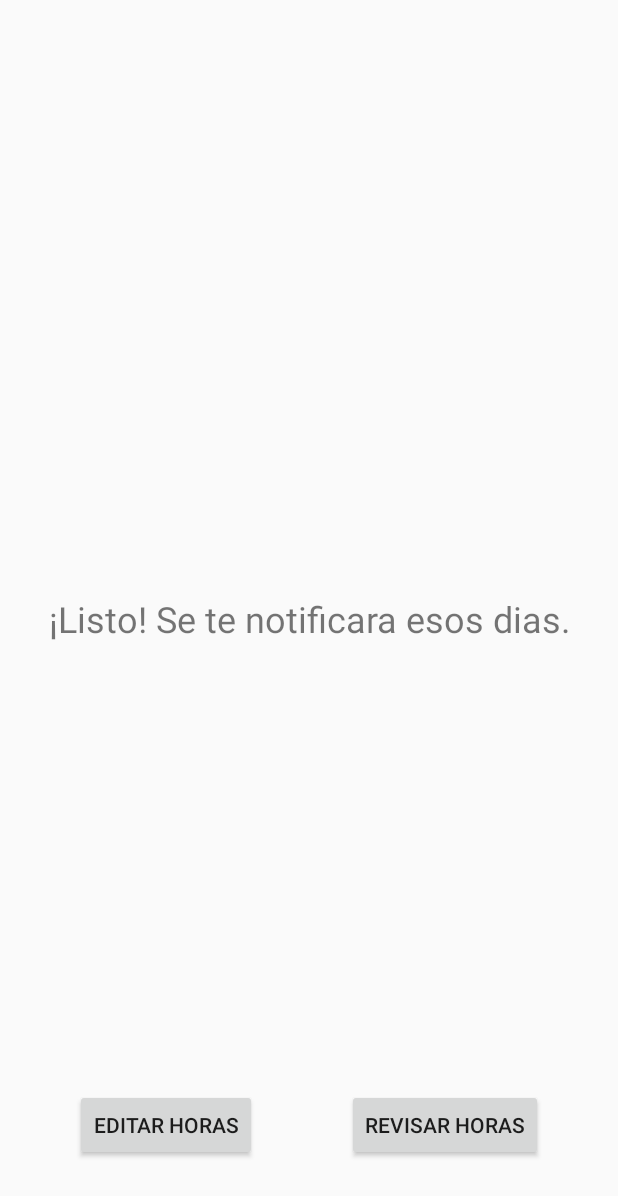
After one commit to FrankVargas427/maskUp, an Android app: the layout activity_flat.xml on its own in the app's theme, with its tools: preview values and no code run, on a phone screen of 412 x 824 dp. The commit adds this screen. Shown: the top 1196 px of the screen. Run offline under Robolectric (Android 15) with nearby library versions, the phone set to English and light mode, and no system bars.

Commit message:
Guardador y ventana vacia
Signed-off-by: Frank Vargas <frankv427@outlook.com>

```diff
--- a/app/build.gradle
+++ b/app/build.gradle
@@ -12,6 +12,7 @@ android {
         versionName "1.0"
 
         testInstrumentationRunner "androidx.test.runner.AndroidJUnitRunner"
+        android.defaultConfig.vectorDrawables.useSupportLibrary = true
     }
 
     buildTypes {
@@ -26,8 +27,8 @@ dependencies {
     implementation fileTree(dir: "libs", include: ["*.jar"])
     implementation 'androidx.appcompat:appcompat:1.2.0'
     implementation 'androidx.constraintlayout:constraintlayout:2.0.2'
-    testImplementation 'junit:junit:4.12'
+    testImplementation 'junit:junit:4.13.1'
     androidTestImplementation 'androidx.test.ext:junit:1.1.2'
     androidTestImplementation 'androidx.test.espresso:espresso-core:3.3.0'
-
+    implementation 'com.github.DavidProdinger:weekdays-selector:1.1.1'
 }
--- /dev/null
+++ b/app/src/main/java/com/henktech/maskup/activities/MainActivity.java
@@ -0,0 +1,31 @@
+package com.henktech.maskup.activities;
+
+import androidx.appcompat.app.AppCompatActivity;
+
+import android.content.Intent;
+import android.os.Bundle;
+import android.os.Handler;
+
+import com.henktech.maskup.R;
+
+public class MainActivity extends AppCompatActivity {
+    private final int SPLASH_DISPLAY_LENGTH = 3000;
+
+    @Override
+    protected void onCreate(Bundle savedInstanceState) {
+        super.onCreate(savedInstanceState);
+        setContentView(R.layout.activity_main);
+
+        getSupportActionBar().hide();
+
+        new Handler().postDelayed(new Runnable(){
+            @Override
+            public void run() {
+                Intent mainIntent = new Intent(MainActivity.this,HomeActivity.class);
+                MainActivity.this.startActivity(mainIntent);
+                MainActivity.this.finish();
+            }
+        }, SPLASH_DISPLAY_LENGTH);
+
+    }
+}
--- /dev/null
+++ b/app/src/main/res/layout/activity_flat.xml
@@ -0,0 +1,44 @@
+<?xml version="1.0" encoding="utf-8"?>
+<androidx.constraintlayout.widget.ConstraintLayout xmlns:android="http://schemas.android.com/apk/res/android"
+    xmlns:app="http://schemas.android.com/apk/res-auto"
+    xmlns:tools="http://schemas.android.com/tools"
+    android:layout_width="match_parent"
+    android:layout_height="match_parent"
+    tools:context=".activities.FlatActivity">
+
+    <TextView
+        android:id="@+id/textView"
+        android:layout_width="wrap_content"
+        android:layout_height="wrap_content"
+        android:gravity="center_horizontal"
+        android:text="@string/ready_note"
+        android:textSize="24sp"
+        app:layout_constraintBottom_toBottomOf="parent"
+        app:layout_constraintEnd_toEndOf="parent"
+        app:layout_constraintStart_toStartOf="parent"
+        app:layout_constraintTop_toTopOf="parent" />
+
+    <Button
+        android:id="@+id/button"
+        android:layout_width="wrap_content"
+        android:layout_height="wrap_content"
+        android:layout_marginStart="50dp"
+        android:layout_marginLeft="50dp"
+        android:layout_marginBottom="50dp"
+        android:onClick="goToHome"
+        android:text="@string/returner"
+        app:layout_constraintBottom_toBottomOf="parent"
+        app:layout_constraintStart_toStartOf="parent" />
+
+    <Button
+        android:id="@+id/button2"
+        android:layout_width="wrap_content"
+        android:layout_height="wrap_content"
+        android:layout_marginEnd="50dp"
+        android:layout_marginRight="50dp"
+        android:layout_marginBottom="50dp"
+        android:onClick="reviewHours"
+        android:text="@string/reviewer"
+        app:layout_constraintBottom_toBottomOf="parent"
+        app:layout_constraintEnd_toEndOf="parent" />
+</androidx.constraintlayout.widget.ConstraintLayout>
--- a/app/src/main/res/values/strings.xml
+++ b/app/src/main/res/values/strings.xml
@@ -1,3 +1,14 @@
 <resources>
     <string name="app_name">Mask Up!</string>
+    <string name="splashlogo">splashLogo</string>
+    <string name="start_app">Start App</string>
+    <string name="daystext">Elige los dias que sales.</string>
+    <string name="hourtext">Indica la hora que sales.</string>
+    <string name="timehint">HH:MM</string>
+    <string name="saveButton">Save</string>
+    <string name="loadButton">Load</string>
+    <string name="testNotif">Test Notif</string>
+    <string name="ready_note">¡Listo! Se te notificara esos dias.</string>
+    <string name="returner">Editar Horas</string>
+    <string name="reviewer">Revisar Horas</string>
 </resources>
--- a/build.gradle
+++ b/build.gradle
@@ -5,7 +5,7 @@ buildscript {
         jcenter()
     }
     dependencies {
-        classpath "com.android.tools.build:gradle:4.0.2"
+        classpath 'com.android.tools.build:gradle:4.1.0'
 
         // NOTE: Do not place your application dependencies here; they belong
         // in the individual module build.gradle files
@@ -16,6 +16,7 @@ allprojects {
     repositories {
         google()
         jcenter()
+        maven { url 'https://jitpack.io' }
     }
 }
 
```
Also changed, not shown: app/src/main/AndroidManifest.xml (+7 -4 lines), app/src/main/java/com/henktech/maskup/MainActivity.java (deleted, +0 -14 lines), app/src/main/java/com/henktech/maskup/activities/FlatActivity.java (added, +35 -0 lines), app/src/main/java/com/henktech/maskup/activities/HomeActivity.java (added, +123 -0 lines), app/src/main/res/layout/activity_home.xml (added, +45 -0 lines), app/src/main/res/layout/activity_main.xml (+10 -9 lines), app/src/main/res/drawable/maskuplogo.png (added), gradle/wrapper/gradle-wrapper.properties.
